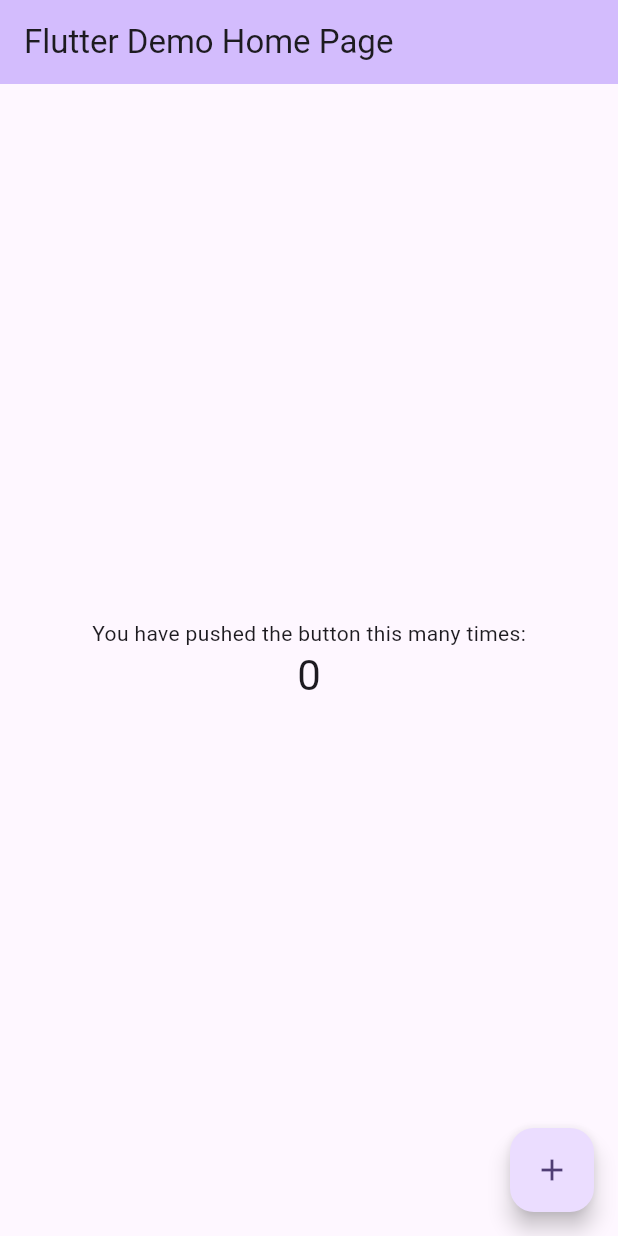
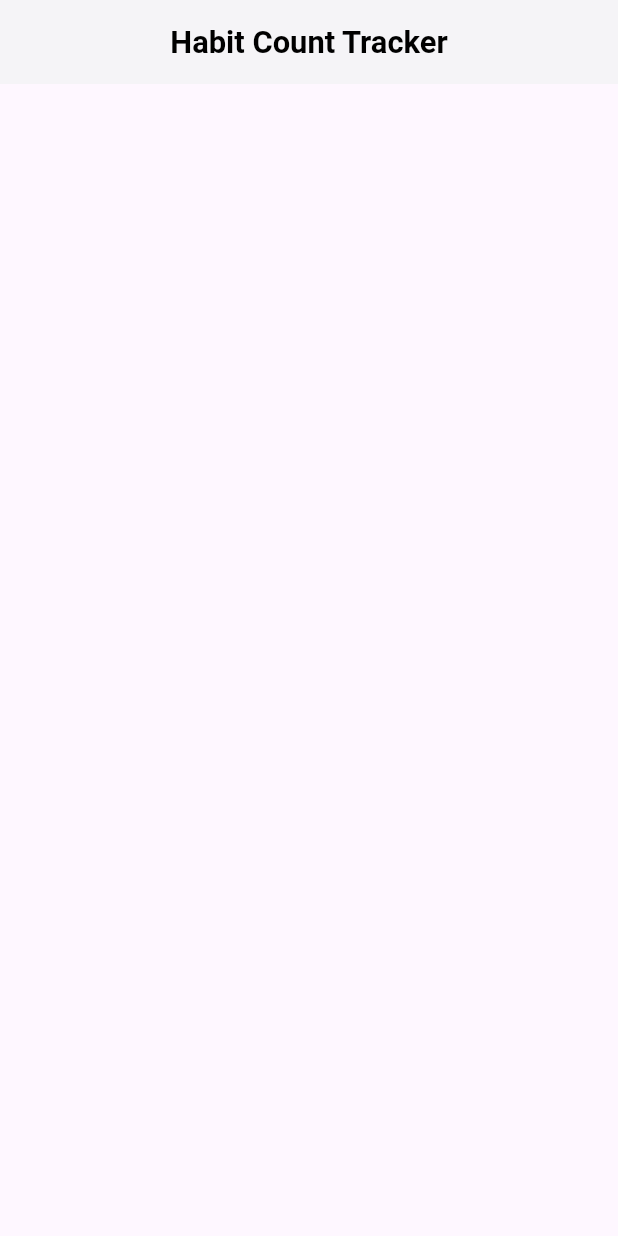
Before and after one commit to surya8barca/habit_counter_app, a Flutter app: the screen it shows after launch, on a phone screen of 412 x 824 dp. Run offline on Flutter 3.47's test engine with Material 3 defaults, Android fonts, the phone set to English and light mode, and no system bars; our stand-ins replace flutter_spinkit.

Commit message:
common dart files and structure

```diff
--- /dev/null
+++ b/lib/components/common/custom_appbar.dart
@@ -0,0 +1,41 @@
+import 'package:flutter/material.dart';
+
+class CustomAppBar extends StatelessWidget implements PreferredSizeWidget {
+  final List<Widget>? actions;
+  final Widget? leading;
+
+  const CustomAppBar({
+    Key? key,
+    this.actions,
+    this.leading,
+  }) : super(key: key);
+
+  @override
+  Widget build(BuildContext context) {
+    final screenWidth = MediaQuery.of(context).size.width;
+    final theme = Theme.of(context);
+    final isDark = theme.brightness == Brightness.dark;
+
+    return AppBar(
+      backgroundColor: theme.appBarTheme.backgroundColor ??
+          (isDark ? Colors.grey[900] : Colors.white),
+      iconTheme: theme.iconTheme,
+      title: Text(
+        'Habit Count Tracker',
+        style: TextStyle(
+          fontSize: screenWidth * 0.05,
+          fontWeight: FontWeight.w600,
+          color: theme.appBarTheme.titleTextStyle?.color ??
+              (isDark ? Colors.white : Colors.black),
+        ),
+      ),
+      centerTitle: true,
+      leading: leading,
+      actions: actions,
+      elevation: 2,
+    );
+  }
+
+  @override
+  Size get preferredSize => const Size.fromHeight(kToolbarHeight);
+}
--- /dev/null
+++ b/lib/components/common/loadingscreen.dart
@@ -0,0 +1,31 @@
+import 'package:flutter/material.dart';
+import 'package:flutter_spinkit/flutter_spinkit.dart';
+
+class Loading extends StatefulWidget {
+  const Loading({super.key});
+
+  @override
+  State<Loading> createState() => _LoadingState();
+}
+
+class _LoadingState extends State<Loading> {
+  @override
+  Widget build(BuildContext context) {
+    return SafeArea(
+      child: Scaffold(
+        backgroundColor: Colors.white,
+        body: Center(
+          child: Column(
+            mainAxisAlignment: MainAxisAlignment.center,
+            children: <Widget>[
+              SpinKitCircle(
+                color: Colors.blue,
+                size: MediaQuery.of(context).size.height / 4,
+              ),
+            ],
+          ),
+        ),
+      ),
+    );
+  }
+}
--- /dev/null
+++ b/lib/components/home/home.dart
@@ -0,0 +1,24 @@
+import 'package:flutter/material.dart';
+import 'package:habit_counter/components/common/custom_appbar.dart';
+
+class Home extends StatefulWidget {
+  const Home({super.key});
+
+  @override
+  State<Home> createState() => _HomeState();
+}
+
+class _HomeState extends State<Home> {
+  @override
+  Widget build(BuildContext context) {
+    return Scaffold(
+        appBar: const CustomAppBar(),
+        body: Builder(
+            builder: (context) => SingleChildScrollView(
+                  child: Container(
+                    padding:
+                        EdgeInsets.all(MediaQuery.of(context).size.width / 32),
+                  ),
+                )));
+  }
+}
--- a/lib/main.dart
+++ b/lib/main.dart
@@ -1,4 +1,5 @@
 import 'package:flutter/material.dart';
+import 'package:habit_counter/components/home/home.dart';
 
 void main() {
   runApp(const MyApp());
@@ -7,119 +8,16 @@
 class MyApp extends StatelessWidget {
   const MyApp({super.key});
 
-  // This widget is the root of your application.
   @override
   Widget build(BuildContext context) {
     return MaterialApp(
+      debugShowCheckedModeBanner: false,
       title: 'Flutter Demo',
       theme: ThemeData(
-        // This is the theme of your application.
-        //
-        // TRY THIS: Try running your application with "flutter run". You'll see
-        // the application has a purple toolbar. Then, without quitting the app,
-        // try changing the seedColor in the colorScheme below to Colors.green
-        // and then invoke "hot reload" (save your changes or press the "hot
-        // reload" button in a Flutter-supported IDE, or press "r" if you used
-        // the command line to start the app).
-        //
-        // Notice that the counter didn't reset back to zero; the application
-        // state is not lost during the reload. To reset the state, use hot
-        // restart instead.
-        //
-        // This works for code too, not just values: Most code changes can be
-        // tested with just a hot reload.
         colorScheme: ColorScheme.fromSeed(seedColor: Colors.deepPurple),
         useMaterial3: true,
       ),
-      home: const MyHomePage(title: 'Flutter Demo Home Page'),
+      home: const Home(),
     );
   }
 }
-
-class MyHomePage extends StatefulWidget {
-  const MyHomePage({super.key, required this.title});
-
-  // This widget is the home page of your application. It is stateful, meaning
-  // that it has a State object (defined below) that contains fields that affect
-  // how it looks.
-
-  // This class is the configuration for the state. It holds the values (in this
-  // case the title) provided by the parent (in this case the App widget) and
-  // used by the build method of the State. Fields in a Widget subclass are
-  // always marked "final".
-
-  final String title;
-
-  @override
-  State<MyHomePage> createState() => _MyHomePageState();
-}
-
-class _MyHomePageState extends State<MyHomePage> {
-  int _counter = 0;
-
-  void _incrementCounter() {
-    setState(() {
-      // This call to setState tells the Flutter framework that something has
-      // changed in this State, which causes it to rerun the build method below
-      // so that the display can reflect the updated values. If we changed
-      // _counter without calling setState(), then the build method would not be
-      // called again, and so nothing would appear to happen.
-      _counter++;
-    });
-  }
-
-  @override
-  Widget build(BuildContext context) {
-    // This method is rerun every time setState is called, for instance as done
-    // by the _incrementCounter method above.
-    //
-    // The Flutter framework has been optimized to make rerunning build methods
-    // fast, so that you can just rebuild anything that needs updating rather
-    // than having to individually change instances of widgets.
-    return Scaffold(
-      appBar: AppBar(
-        // TRY THIS: Try changing the color here to a specific color (to
-        // Colors.amber, perhaps?) and trigger a hot reload to see the AppBar
-        // change color while the other colors stay the same.
-        backgroundColor: Theme.of(context).colorScheme.inversePrimary,
-        // Here we take the value from the MyHomePage object that was created by
-        // the App.build method, and use it to set our appbar title.
-        title: Text(widget.title),
-      ),
-      body: Center(
-        // Center is a layout widget. It takes a single child and positions it
-        // in the middle of the parent.
-        child: Column(
-          // Column is also a layout widget. It takes a list of children and
-          // arranges them vertically. By default, it sizes itself to fit its
-          // children horizontally, and tries to be as tall as its parent.
-          //
-          // Column has various properties to control how it sizes itself and
-          // how it positions its children. Here we use mainAxisAlignment to
-          // center the children vertically; the main axis here is the vertical
-          // axis because Columns are vertical (the cross axis would be
-          // horizontal).
-          //
-          // TRY THIS: Invoke "debug painting" (choose the "Toggle Debug Paint"
-          // action in the IDE, or press "p" in the console), to see the
-          // wireframe for each widget.
-          mainAxisAlignment: MainAxisAlignment.center,
-          children: <Widget>[
-            const Text(
-              'You have pushed the button this many times:',
-            ),
-            Text(
-              '$_counter',
-              style: Theme.of(context).textTheme.headlineMedium,
-            ),
-          ],
-        ),
-      ),
-      floatingActionButton: FloatingActionButton(
-        onPressed: _incrementCounter,
-        tooltip: 'Increment',
-        child: const Icon(Icons.add),
-      ), // This trailing comma makes auto-formatting nicer for build methods.
-    );
-  }
-}
```
Also changed, not shown: pubspec.yaml (+8 -0 lines), pubspec.lock, 3 other files.
